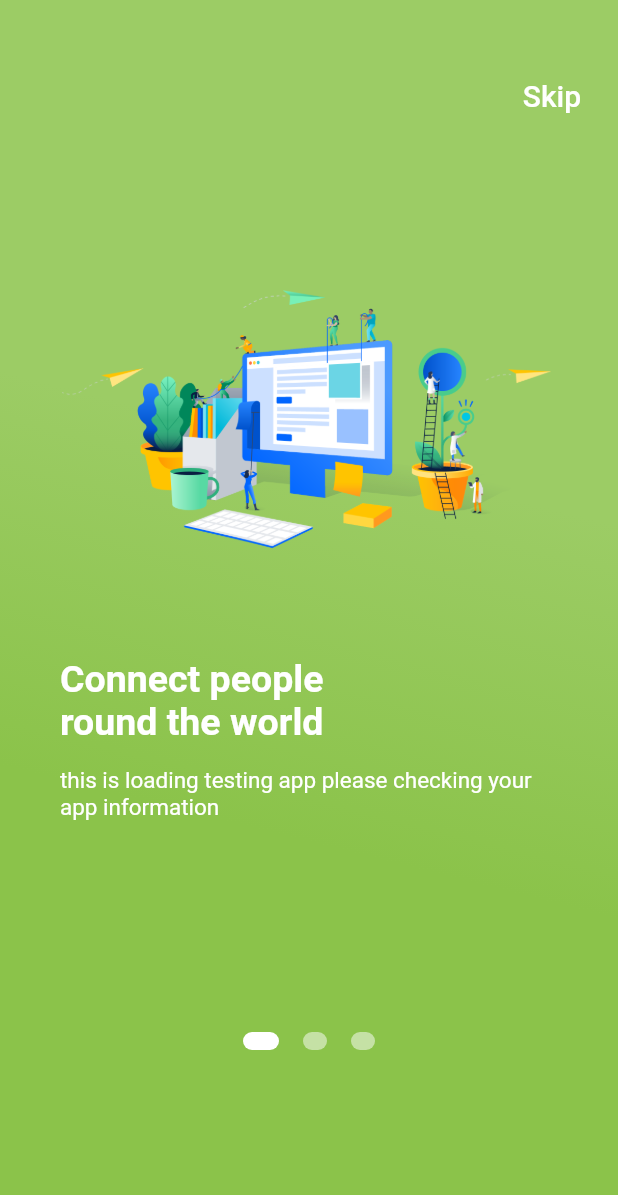
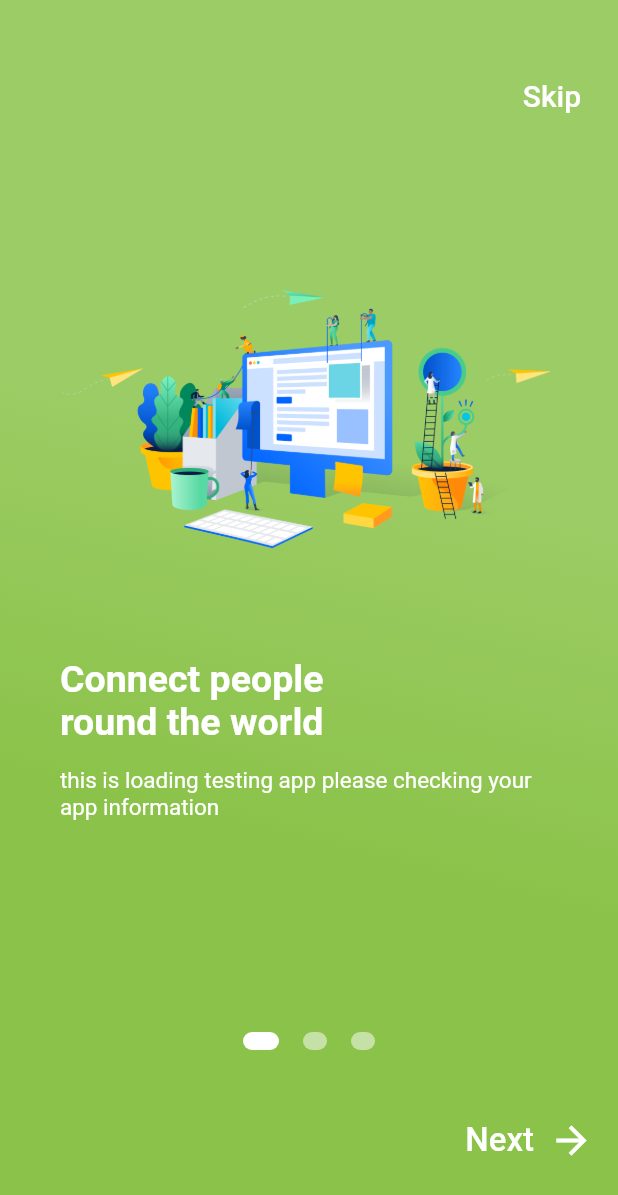
Before and after one commit to ITSTIME1/flutter, a Flutter app: the screen it shows after launch, on a phone screen of 412 x 824 dp. Shown: the top 1195 px of the screen. Run offline on Flutter 3.47's test engine with Material 2 defaults, Android fonts, the light colour scheme and no system bars.

Commit message:
[Update] current page logic update [add] Next function add. [add] when currentpage is the lastpage showing bottomsheet

```diff
--- a/refactoring_app/lib/Onboardingscreen.dart
+++ b/refactoring_app/lib/Onboardingscreen.dart
@@ -1,5 +1,6 @@
 import 'package:flutter/material.dart';
 import 'package:flutter/services.dart';
+import 'package:flutter/widgets.dart';
 
 class Onboardingscreen extends StatefulWidget {
   @override
@@ -7,14 +8,14 @@ class Onboardingscreen extends StatefulWidget {
 }
 
 class _OnboardingscreenState extends State<Onboardingscreen> {
-  final int _numPage = 3;
+  final int _numPages = 3; // 최대 페이지 수는 3
   final PageController _pageController = PageController(initialPage: 0);
   int _currentPage = 0;
 
-  // 페이지 리스트들을 추가해줌.
+  // 인디케이터 페이지를 추가해줌.
   List<Widget> _buildPageIndicator() {
     List<Widget> list = [];
-    for (int i = 0; i < _numPage; i++) {
+    for (int i = 0; i < _numPages; i++) {
       list.add(i == _currentPage ? _indicator(true) : _indicator(false));
     }
     return list;
@@ -136,11 +137,71 @@ class _OnboardingscreenState extends State<Onboardingscreen> {
                   mainAxisAlignment: MainAxisAlignment.center,
                   children: _buildPageIndicator(), // indicator 생성
                 ),
+                _currentPage != _numPages - 1
+                    ? Expanded(
+                        child: Align(
+                          alignment: FractionalOffset.bottomRight,
+                          child: FlatButton(
+                            onPressed: () {
+                              _pageController.nextPage(
+                                duration: Duration(milliseconds: 500),
+                                curve: Curves.ease,
+                              );
+                            },
+                            child: Row(
+                              mainAxisAlignment:
+                                  MainAxisAlignment.center, // 가운데 정렬
+                              mainAxisSize: MainAxisSize.min,
+                              children: [
+                                Text(
+                                  'Next',
+                                  style: TextStyle(
+                                    color: Colors.white,
+                                    fontSize: 22.0,
+                                  ),
+                                ),
+                                SizedBox(
+                                  width: 10.0,
+                                ), // width height
+                                Icon(
+                                  Icons.arrow_forward,
+                                  color: Colors.white,
+                                  size: 30.0,
+                                ),
+                              ],
+                            ),
+                          ),
+                        ),
+                      )
+                    : Text(''),
               ], // 세로 영역을 다쓴다.
             ),
           ),
         ),
       ),
+      bottomSheet: _currentPage == _numPages - 1
+          ? Container(
+              height: 100.0,
+              width: double.infinity,
+              color: Colors.white,
+              child: GestureDetector(
+                onTap: () => print('Get started'),
+                child: Center(
+                  child: Padding(
+                    padding: EdgeInsets.only(bottom: 30.0),
+                    child: Text(
+                      'Get started',
+                      style: TextStyle(
+                        color: Color(0xFF5B16D0),
+                        fontSize: 20.0,
+                        fontWeight: FontWeight.bold,
+                      ),
+                    ),
+                  ),
+                ),
+              ),
+            )
+          : Text(''),
     );
   }
 }
--- a/refactoring_app/lib/main.dart
+++ b/refactoring_app/lib/main.dart
@@ -54,7 +54,7 @@ class _SplashScreenState extends State<SplashScreen> {
         ),
         child: Center(
           child: Column(
-            mainAxisAlignment: MainAxisAlignment.center,
+            mainAxisAlignment: MainAxisAlignment.center, // 이게 있을 필요가 있나?
             children: [
               Column(
                 children: [
```
